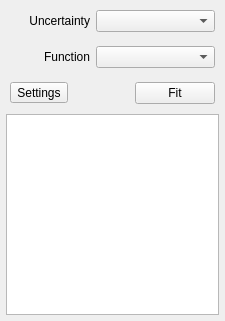
Qt form glue/qt/ui/spectrum_fit_panel.ui (glue-viz/glue) before a commit.
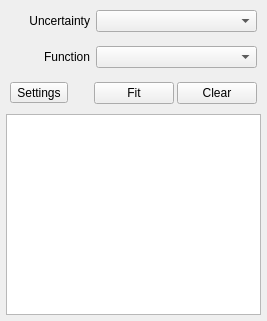
The same form after that commit.

Commit message:
Add clear fit button to profile window
Closes #431

The edit to the form file:
```diff
--- a/glue/qt/ui/spectrum_fit_panel.ui
+++ b/glue/qt/ui/spectrum_fit_panel.ui
@@ -6,7 +6,7 @@
    <rect>
     <x>0</x>
     <y>0</y>
-    <width>225</width>
+    <width>267</width>
     <height>321</height>
    </rect>
   </property>
@@ -102,6 +102,9 @@
      </item>
      <item>
       <layout class="QHBoxLayout" name="horizontalLayout_3">
+       <property name="spacing">
+        <number>3</number>
+       </property>
        <property name="margin">
         <number>4</number>
        </property>
@@ -132,6 +135,13 @@
          </property>
         </widget>
        </item>
+       <item>
+        <widget class="QPushButton" name="clear_button">
+         <property name="text">
+          <string>Clear</string>
+         </property>
+        </widget>
+       </item>
       </layout>
      </item>
      <item>
```
The commit also changes 2 other files.
